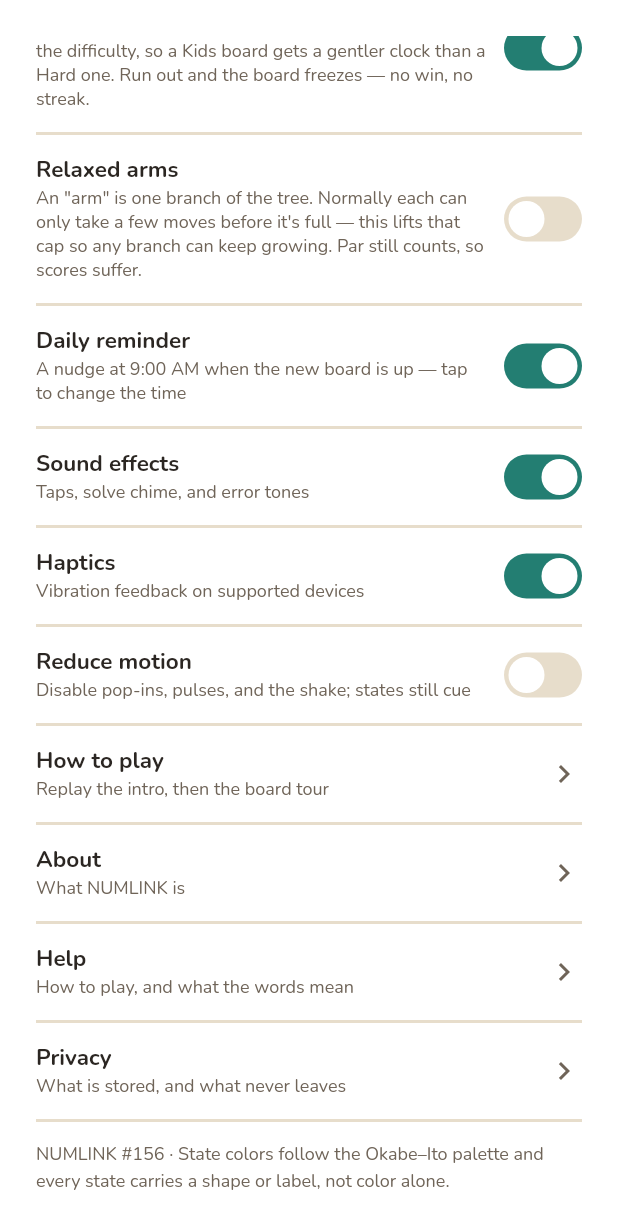
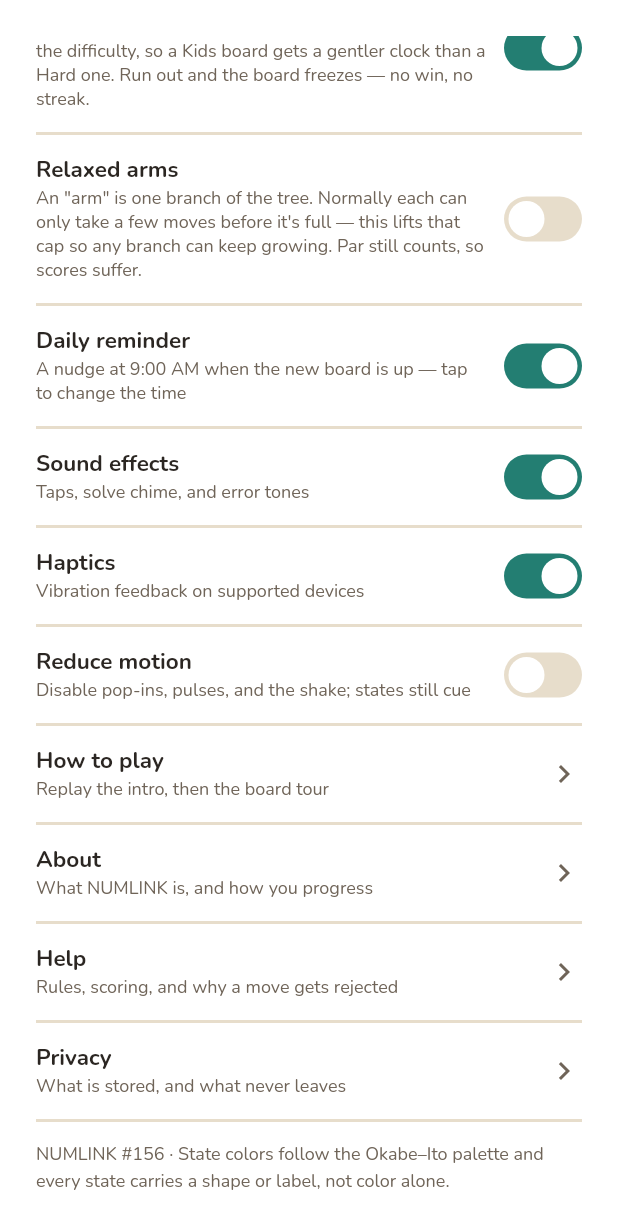
Before and after one commit to Azhar-ali7/numlink, a Flutter app: the SettingsSheet widget shown alone on an empty page, opened directly, scrolled down 468 dp, on a phone screen of 412 x 824 dp. Shown: the top 1229 px of the screen. Run offline on Flutter 3.47's test engine with Material 3 defaults, Android fonts, the phone set to English and light mode, and no system bars; drawn by our look-alikes of flutter_animate; our stand-ins replace audioplayers, confetti, flutter_local_notifications, google_fonts, shared_preferences, timezone; missing offline and left inert: flutter_driver; accounts and stored records are empty.

Commit message:
fix(settings): make About/Help/Privacy describe this app
The copy claimed a weekend co-op mode (kSocialEnabled is false), never
mentioned that tiles have limited uses — the most common rejection — and
described sharing as handing text to another app when Copy only reaches
the clipboard. Every number now comes from the code it describes: kTiers
depths, shuffles and hints, starsFor bands, the XP formula, the freeze
milestones and cap, the 24-level campaign, and the reject toasts.

Co-Authored-By: Claude Opus 5 <noreply@anthropic.com>
Claude-Session: https://claude.ai/code/session_01NsDz1deR94HvsxgF1map3Y

```diff
--- a/numlink_app/lib/sheets/settings_sheet.dart
+++ b/numlink_app/lib/sheets/settings_sheet.dart
@@ -166,8 +166,8 @@ class SettingsSheet extends StatelessWidget {
           ),
         ),
         for (final (title, subtitle, items) in [
-          ('About', 'What NUMLINK is', _about),
-          ('Help', 'How to play, and what the words mean', _help),
+          ('About', 'What NUMLINK is, and how you progress', _about),
+          ('Help', 'Rules, scoring, and why a move gets rejected', _help),
           ('Privacy', 'What is stored, and what never leaves', _privacy),
         ])
           GestureDetector(
@@ -192,118 +192,147 @@ class SettingsSheet extends StatelessWidget {
 
 /// The static copy behind the About / Help / Privacy rows, as (title, body)
 /// pairs. Data, not widgets — [_showInfoSheet] renders all three the same way.
+///
+/// Every number here is the one the code actually uses (kTiers, kCampaign,
+/// starsFor, GameStats.freezeMilestones, the tree_controller reject toasts).
+/// If you retune those, retune this.
 /// (The handoff's Remove-Ads / Restore-Purchases rows are omitted: no IAP.)
 const _about = <(String, String)>[
   (
-    'About NUMLINK',
-          'Chain numbers together to reach every target in as few moves as '
-              'possible. One new daily puzzle, an archive of past ones, a '
-              'campaign, free play at four difficulties, and a weekend co-op '
-              'board.',
+    'The game',
+    'Every board gives you a starting number, a handful of operator tiles and '
+        'a ring of targets. Apply tiles to grow a branching chain and land '
+        'exactly on every target.',
+  ),
+  (
+    'Where to play',
+    'A new Daily Puzzle each day; the Archive, which holds every daily since '
+        'launch; a 24-level Campaign that ramps from one-move Kids boards to '
+        'four-deep Expert ones; and Free Play at Kids, Easy, Normal or Expert.',
+  ),
+  (
+    'Progress',
+    'Solving earns XP (10 a win, +5 for every move under par) which raises '
+        'your level. Campaign levels also score 1-3 stars, and eight badges — '
+        'First Link through Ladder Climber — unlock as you go. Stats has the '
+        'lot.',
+  ),
+  (
+    'Boards are generated, not authored',
+    'Each board is built solution-first from a seed, so it is always solvable, '
+        'and the same puzzle number is the same board for everyone.',
   ),
 ];
 
 const _help = <(String, String)>[
   (
     'Playing a board',
-          'You start on one number. Tap an operator tile — ×3, +7, −4 — to '
-              'apply it and grow the chain. Tap any number you have already '
-              'reached to branch a new arm from there. Land exactly on a '
-              'target to claim it; claim them all to solve the board.',
+    'Tap an operator tile — ×3, +7, −4 — to apply it to the number you are on. '
+        'To branch, tap any number already on the board and apply a tile from '
+        'there. Land exactly on a target to claim it; claim them all to solve '
+        'the board.',
   ),
   (
-    'Arm',
-          'One branch of the tree. Each arm holds only a few moves before it '
-              'is full — tap an earlier number to start a new one. "Relaxed '
-              'arms" in Settings lifts the cap.',
+    'Tiles run out',
+    'Each tile carries a limited number of uses. When they are spent, that '
+        'tile is done for the board — which is why the same +7 cannot carry you '
+        'all the way round.',
   ),
   (
-    'Par',
-          'The move count a clean solve takes. Finishing at or under par is '
-              'three stars; every move over costs one.',
+    'Arms',
+    'An arm is one branch of the chain, and it can only run so deep: 1 move on '
+        'Kids, 2 on Easy, 3 on Normal, 4 on Expert. Hit the limit and you '
+        'branch from an earlier number instead. "Relaxed arms" in Settings '
+        'lifts the cap if you would rather not think about it.',
   ),
   (
-    'Target',
-          'A number you must land on exactly. The counter at the top left is '
-              'how many you have reached.',
+    'Par and stars',
+    'Par is what a clean solve takes. Par or better is three stars, one over is '
+        'two, anything finished is one. Under par also pays +5 XP a move.',
   ),
   (
-    'Shuffle & hint',
-          'Shuffle deals a different set of operators that still solves the '
-              'board. A hint glows the next useful operator. Both are limited '
-              'per board, and easier tiers get more.',
+    'Shuffle and hint',
+    'Shuffle deals a different set of tiles that still solves the board; a hint '
+        'points at the next useful tile. Both are limited and easier tiers get '
+        'more: Kids has 3 shuffles and 3 hints, Easy 3 and 2, Normal 2 and 1, '
+        'Expert 2 and 1.',
+  ),
+  (
+    'The operators',
+    '+ − × arrive first. ÷ joins on Easy, % (remainder) on Normal along with Σ '
+        '(add the digits), and Expert adds √. ÷ and √ only work when they come '
+        'out whole.',
   ),
   (
     'Streaks and freezes',
-          'Solving the daily on the day it appears extends your streak. Miss '
-              'a day and a freeze is spent to cover it, one per missed day, '
-              'if you have one. Replaying an archive board is just for fun — '
-              'it never changes the streak.',
+    'Solving the daily on its own day extends your streak. Reaching a 3-, 7-, '
+        '14- or 30-day streak banks a freeze (two at most), and a missed day '
+        'spends one freeze to keep the streak alive. Replaying an archive board '
+        'is just for fun — it never touches the streak.',
   ),
   (
-    'Playing against the clock',
-          'On by default: every board gets a countdown scaled to its par, so '
-              'a Kids board gets a gentler clock than a Hard one. Run out and '
-              'the board freezes — no win, no streak. Turn it off in Settings '
-              'to play untimed.',
+    'The clock',
+    'On by default: every board counts down from a budget scaled to its par, so '
+        'a Kids board gets a gentler clock than an Expert one. Run out and the '
+        'board freezes — no win, no streak, and Try again deals a fresh board. '
+        'Turn "Play against the clock" off in Settings to play untimed.',
   ),
   (
-    'The move I want is rejected',
-          'Three rules do most of it: ÷ only works when it divides evenly, a '
-              'full arm needs you to branch from an earlier number, and a '
-              'target counts only on an exact landing. The toast at the top '
-              'of the board always names which one stopped you.',
+    'Why a move gets rejected',
+    'The toast at the top of the board always names the reason, and it is '
+        'usually one of five: the tile is out of uses, the arm is at its move '
+        'limit, ÷ would not divide evenly (or √ is not a perfect square), the '
+        'result is already on the board, or the move leaves the number '
+        'unchanged.',
   ),
   (
-    'I want the walkthrough again',
-          'Settings → How to play replays the intro and then the on-board '
-              'tour from the beginning.',
+    'Want the walkthrough again?',
+    'Settings, then How to play, replays the intro and then the on-board tour '
+        'from the beginning.',
   ),
   (
     'The daily reminder never arrives',
-          'The reminder is a local notification, so it needs notification '
-              'permission for NUMLINK in your system settings. Turn the '
-              'Settings pill off and on again once permission is granted.',
+    'It is a local notification, so it needs notification permission for '
+        'NUMLINK in your system settings. Once permission is granted, switch '
+        'the Settings pill off and on again.',
   ),
 ];
 
 const _privacy = <(String, String)>[
   (
     'The short version',
-          'NUMLINK works entirely on this device. There are no accounts, no '
-              'analytics, no ads, no trackers, and no third-party SDKs '
-              'collecting anything about you.',
+    'NUMLINK runs entirely on this device. No account, no sign-in, no '
+        'analytics, no ads, no trackers, and no third-party SDK collecting '
+        'anything about you.',
   ),
   (
     'What is stored',
-          'Your progress and preferences — streak, freezes, XP and level, '
-              'stars, solved dailies, the display name you type, and every '
-              'Settings toggle — are saved in this app\'s own storage on this '
-              'device.',
+    'Your progress and preferences — streak, freezes, XP and level, campaign '
+        'stars, which dailies you solved, the display name you type, and every '
+        'Settings toggle — are saved in this app\'s own storage on this device.',
   ),
   (
     'What leaves the device',
-          'Nothing, unless you press Share. Puzzles are generated on-device '
-              'and fonts and sounds ship inside the app, so the game makes no '
-              'network requests of its own. Sharing a result hands your text '
-              'to the app you choose, and that app\'s privacy policy takes '
-              'over from there.',
+    'Nothing. Boards are generated on-device from a seed, and the fonts and '
+        'sounds ship inside the app, so the game makes no network requests at '
+        'all. Copy on the win sheet puts your result text on this device\'s '
+        'clipboard and stops there — where it goes next is up to you.',
   ),
   (
     'Notifications',
-          'The daily reminder is scheduled locally by your device. No server '
-              'is involved and no one is told whether you played.',
+    'The daily reminder is scheduled locally by your device at the time you '
+        'pick. No server is involved and no one is told whether you played.',
   ),
   (
     'Children',
-          'No personal information is collected from anyone, of any age. '
-              'There is nothing to request, correct, or delete from a server, '
-              'because there is no server.',
+    'No personal information is collected from anyone, of any age. There is '
+        'nothing to request, correct or delete from a server, because there is '
+        'no server.',
   ),
   (
     'Deleting your data',
-          'Deleting the app removes everything it saved. There is no copy '
-              'anywhere else.',
+    'Deleting the app removes everything it saved. There is no copy anywhere '
+        'else.',
   ),
 ];
 
```
